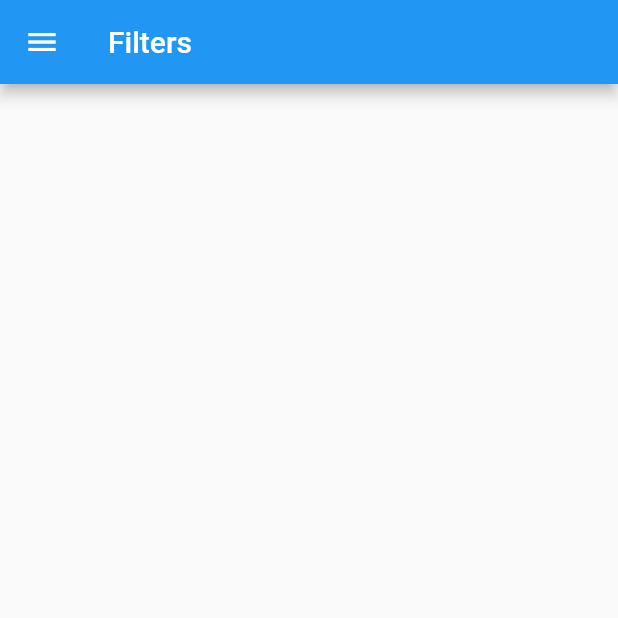
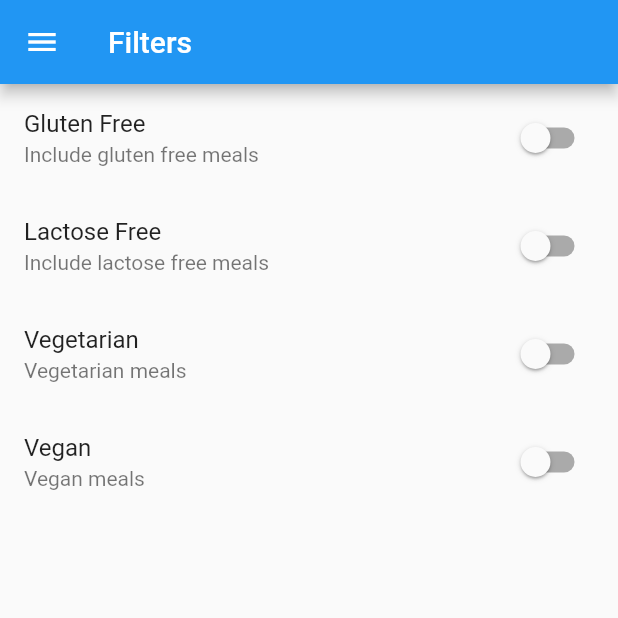
Before and after one commit to anotherglitchinthematrix/flutter-demo-meal, a Flutter app: the FiltersScreen screen opened by its route, on a phone screen of 412 x 824 dp, the top half of it. Run offline on Flutter 3.47's test engine with Material 2 defaults, Android fonts, the phone set to English and light mode, and no system bars.

Commit message:
Filter page

```diff
--- a/lib/screens/filters.screen.dart
+++ b/lib/screens/filters.screen.dart
@@ -1,8 +1,32 @@
 import 'package:course_007/widgets/index.dart';
 import 'package:flutter/material.dart';
 
-class FiltersScreen extends StatelessWidget {
+class FiltersScreen extends StatefulWidget {
   static const routeName = '/filters';
+
+  @override
+  _FiltersScreenState createState() => _FiltersScreenState();
+}
+
+class _FiltersScreenState extends State<FiltersScreen> {
+  bool _glutenFree = false;
+  bool _vegetarian = false;
+  bool _vegan = false;
+  bool _lactoseFree = false;
+
+  Widget buildSwitch({
+    String title,
+    String subtitle,
+    bool value,
+    Function handler,
+  }) {
+    return SwitchListTile(
+      title: Text(title),
+      value: value,
+      subtitle: Text(subtitle),
+      onChanged: (change) => handler(change),
+    );
+  }
 
   @override
   Widget build(BuildContext context) {
@@ -11,6 +35,56 @@ class FiltersScreen extends StatelessWidget {
         title: Text('Filters'),
       ),
       drawer: MainDrawer(),
+      body: Column(
+        children: <Widget>[
+          Expanded(
+            child: ListView(
+              children: <Widget>[
+                buildSwitch(
+                  title: 'Gluten Free',
+                  subtitle: 'Include gluten free meals',
+                  value: _glutenFree,
+                  handler: (change) {
+                    setState(() {
+                      _glutenFree = change;
+                    });
+                  },
+                ),
+                buildSwitch(
+                  title: 'Lactose Free',
+                  subtitle: 'Include lactose free meals',
+                  value: _lactoseFree,
+                  handler: (change) {
+                    setState(() {
+                      _lactoseFree = change;
+                    });
+                  },
+                ),
+                buildSwitch(
+                  title: 'Vegetarian',
+                  subtitle: 'Vegetarian meals',
+                  value: _vegetarian,
+                  handler: (change) {
+                    setState(() {
+                      _vegetarian = change;
+                    });
+                  },
+                ),
+                buildSwitch(
+                  title: 'Vegan',
+                  subtitle: 'Vegan meals',
+                  value: _vegan,
+                  handler: (change) {
+                    setState(() {
+                      _vegan = change;
+                    });
+                  },
+                ),
+              ],
+            ),
+          ),
+        ],
+      ),
     );
   }
 }
```
